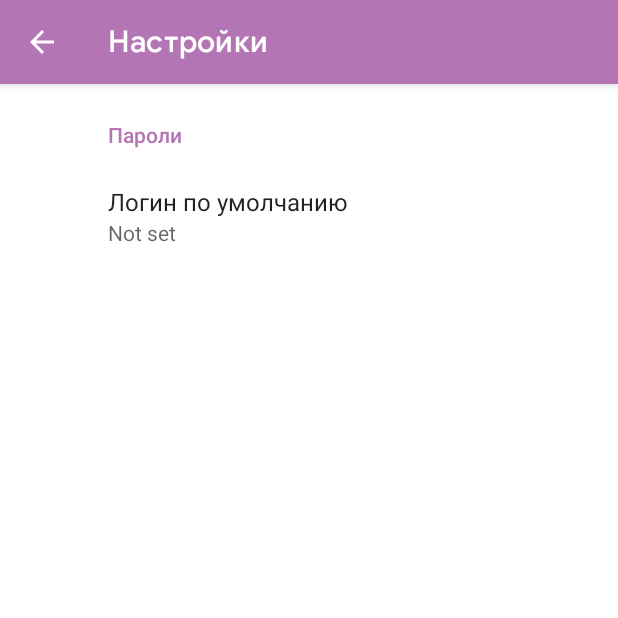
After one commit to Liggidarck/Fluffy-Fox, an Android app: the SettingsActivity screen opened directly, with no data from a screen before it, on a phone screen of 412 x 824 dp, the top half of it. The commit adds this screen. Run offline under Robolectric (Android 15) with nearby library versions, the phone set to English and light mode, and no system bars; our stand-ins replace androidx.preference.

Commit message:
SettingsActivity add default email for new passwords

```diff
--- a/app/build.gradle
+++ b/app/build.gradle
@@ -37,6 +37,7 @@ dependencies {
     implementation 'androidx.lifecycle:lifecycle-viewmodel-ktx:2.4.1'
     implementation 'androidx.navigation:navigation-fragment:2.4.2'
     implementation 'androidx.navigation:navigation-ui:2.4.2'
+    implementation 'androidx.preference:preference:1.1.1'
 
     //Test
     testImplementation 'junit:junit:4.13.2'
--- a/app/src/main/AndroidManifest.xml
+++ b/app/src/main/AndroidManifest.xml
@@ -11,6 +11,9 @@
         android:roundIcon="@mipmap/ic_launcher_round"
         android:supportsRtl="true"
         android:theme="@style/Theme.Tasker">
+        <activity
+            android:name=".SettingsActivity"
+            android:exported="false" />
         <activity
             android:name=".ui.passwords.AddEditPasswordActivity"
             android:exported="false" />
@@ -30,7 +33,6 @@
                 <category android:name="android.intent.category.LAUNCHER" />
             </intent-filter>
         </activity>
-
     </application>
 
 </manifest>
--- /dev/null
+++ b/app/src/main/java/com/george/android/tasker/SettingsActivity.java
@@ -0,0 +1,37 @@
+package com.george.android.tasker;
+
+import android.os.Bundle;
+
+import androidx.appcompat.app.ActionBar;
+import androidx.appcompat.app.AppCompatActivity;
+import androidx.preference.PreferenceFragmentCompat;
+
+import com.george.android.tasker.databinding.SettingsActivityBinding;
+
+public class SettingsActivity extends AppCompatActivity {
+
+    SettingsActivityBinding settingsActivityBinding;
+
+    @Override
+    protected void onCreate(Bundle savedInstanceState) {
+        super.onCreate(savedInstanceState);
+        settingsActivityBinding = SettingsActivityBinding.inflate(getLayoutInflater());
+        setContentView(settingsActivityBinding.getRoot());
+
+        if (savedInstanceState == null) {
+            getSupportFragmentManager()
+                    .beginTransaction()
+                    .replace(R.id.settings, new SettingsFragment())
+                    .commit();
+        }
+
+        settingsActivityBinding.toolbarSetting.setNavigationOnClickListener(v -> onBackPressed());
+    }
+
+    public static class SettingsFragment extends PreferenceFragmentCompat {
+        @Override
+        public void onCreatePreferences(Bundle savedInstanceState, String rootKey) {
+            setPreferencesFromResource(R.xml.root_preferences, rootKey);
+        }
+    }
+}
--- /dev/null
+++ b/app/src/main/res/layout/settings_activity.xml
@@ -0,0 +1,20 @@
+<RelativeLayout xmlns:android="http://schemas.android.com/apk/res/android"
+    android:layout_width="match_parent"
+    android:layout_height="match_parent"
+    xmlns:app="http://schemas.android.com/apk/res-auto">
+
+    <com.google.android.material.appbar.MaterialToolbar
+        android:id="@+id/toolbar_setting"
+        android:layout_width="match_parent"
+        android:layout_height="wrap_content"
+        style="@style/Widget.MaterialComponents.Toolbar.Primary"
+        app:navigationIcon="@drawable/ic_baseline_arrow_back_24"
+        app:title="Настройки" />
+
+    <FrameLayout
+        android:id="@+id/settings"
+        android:layout_width="match_parent"
+        android:layout_height="match_parent"
+        android:layout_below="@id/toolbar_setting"/>
+
+</RelativeLayout>
--- a/app/src/main/res/values/dimens.xml
+++ /dev/null
@@ -1,5 +0,0 @@
-<resources>
-    <!-- Default screen margins, per the Android Design guidelines. -->
-    <dimen name="activity_horizontal_margin">16dp</dimen>
-    <dimen name="activity_vertical_margin">16dp</dimen>
-</resources>
--- /dev/null
+++ b/app/src/main/res/xml/root_preferences.xml
@@ -0,0 +1,12 @@
+<PreferenceScreen xmlns:app="http://schemas.android.com/apk/res-auto">
+
+    <PreferenceCategory app:title="@string/title_passwords">
+
+        <EditTextPreference
+            app:key="user_email"
+            app:title="Логин по умолчанию"
+            app:useSimpleSummaryProvider="true" />
+
+    </PreferenceCategory>
+
+</PreferenceScreen>
```
Also changed, not shown: app/src/main/java/com/george/android/tasker/ui/passwords/AddEditPasswordActivity.java (+9 -0 lines), app/src/main/java/com/george/android/tasker/ui/passwords/PasswordsFragment.java (+20 -3 lines), app/src/main/res/menu/password_menu.xml (added, +8 -0 lines).
